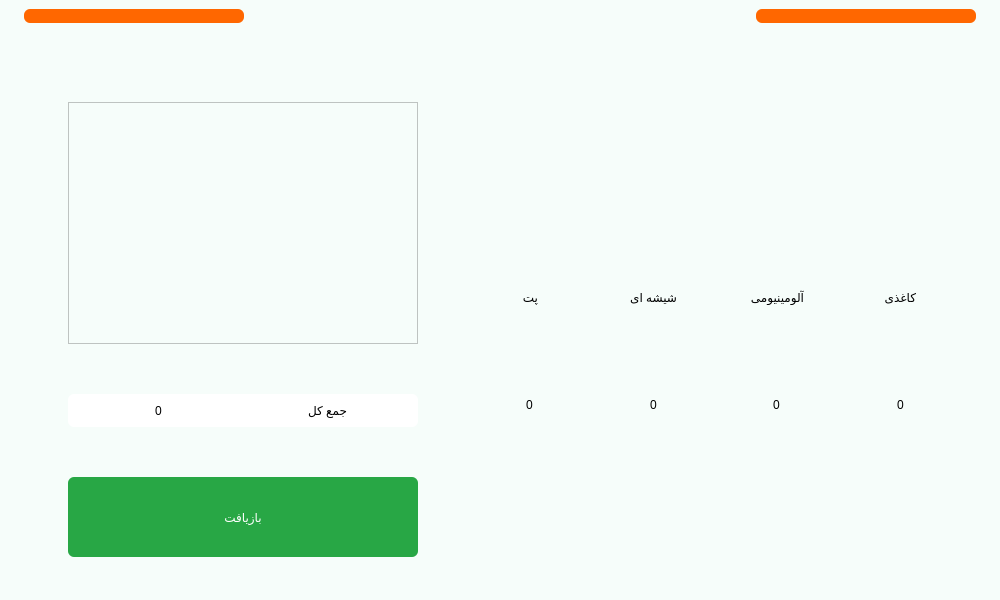
This is main.ui in Farazist/raspberrypi-app as Qt 5 draws it before an edit. The edited form follows.
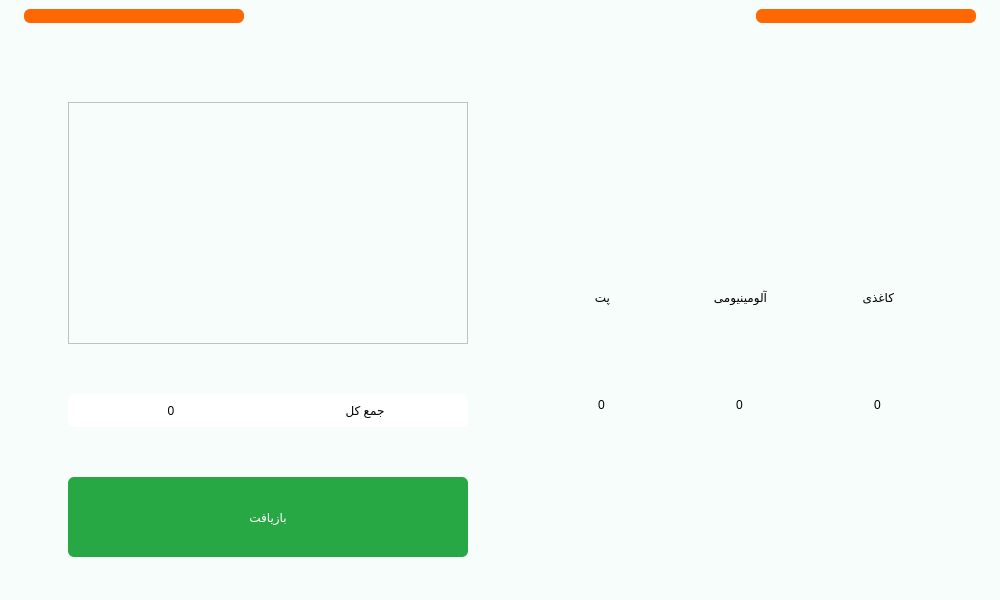
This is the edited form. The open tabs and pages were chosen to show the change. Icons and pictures are not drawn.

Commit message: delete glass from auto delivery page

Patch:
```diff
--- a/main.ui
+++ b/main.ui
@@ -883,7 +883,7 @@
           </property>
           <item>
            <layout class="QVBoxLayout" name="verticalLayout_31">
-            <item alignment="Qt::AlignHCenter">
+            <item>
              <widget class="QLabel" name="lbl_auto_selected_item">
               <property name="maximumSize">
                <size>
@@ -906,7 +906,7 @@
               </property>
              </widget>
             </item>
-            <item alignment="Qt::AlignHCenter">
+            <item>
              <widget class="QListWidget" name="list_auto_delivery_items">
               <property name="sizePolicy">
                <sizepolicy hsizetype="Expanding" vsizetype="Expanding">
@@ -916,13 +916,13 @@
               </property>
               <property name="minimumSize">
                <size>
-                <width>350</width>
+                <width>200</width>
                 <height>0</height>
                </size>
               </property>
               <property name="maximumSize">
                <size>
-                <width>16777215</width>
+                <width>400</width>
                 <height>16777215</height>
                </size>
               </property>
@@ -957,7 +957,7 @@
               </property>
               <property name="maximumSize">
                <size>
-                <width>350</width>
+                <width>400</width>
                 <height>80</height>
                </size>
               </property>
@@ -1014,7 +1014,7 @@
               </property>
               <property name="maximumSize">
                <size>
-                <width>350</width>
+                <width>400</width>
                 <height>80</height>
                </size>
               </property>
@@ -1046,13 +1046,13 @@
              <enum>QLayout::SetDefaultConstraint</enum>
             </property>
             <property name="leftMargin">
-             <number>5</number>
+             <number>20</number>
             </property>
             <property name="topMargin">
              <number>100</number>
             </property>
             <property name="rightMargin">
-             <number>5</number>
+             <number>20</number>
             </property>
             <property name="bottomMargin">
              <number>100</number>
@@ -1063,18 +1063,18 @@
             <property name="verticalSpacing">
              <number>5</number>
             </property>
-            <item row="3" column="3" alignment="Qt::AlignHCenter|Qt::AlignVCenter">
-             <widget class="QLabel" name="lbl_num_category_2">
+            <item row="2" column="3" alignment="Qt::AlignHCenter|Qt::AlignVCenter">
+             <widget class="QLabel" name="lbl_txt_category_3">
               <property name="styleSheet">
-               <string notr="true">font: 87 32pt &quot;IRANSansFaNum Black&quot;;
+               <string notr="true">font: 18pt &quot;IRANSans&quot;;
 color:#000000;</string>
               </property>
               <property name="text">
-               <string>0</string>
+               <string>آلومینیومی</string>
               </property>
              </widget>
             </item>
-            <item row="1" column="4" alignment="Qt::AlignHCenter|Qt::AlignVCenter">
+            <item row="1" column="3" alignment="Qt::AlignHCenter|Qt::AlignVCenter">
              <widget class="QLabel" name="lbl_pixmap_category_3">
               <property name="text">
                <string/>
@@ -1090,6 +1090,61 @@
               </property>
              </widget>
             </item>
+            <item row="3" column="4" alignment="Qt::AlignHCenter|Qt::AlignVCenter">
+             <widget class="QLabel" name="lbl_num_category_4">
+              <property name="styleSheet">
+               <string notr="true">font: 87 32pt &quot;IRANSansFaNum Black&quot;;
+color:#000000;</string>
+              </property>
+              <property name="text">
+               <string>0</string>
+              </property>
+             </widget>
+            </item>
+            <item row="2" column="2" alignment="Qt::AlignHCenter|Qt::AlignVCenter">
+             <widget class="QLabel" name="lbl_txt_category_1">
+              <property name="styleSheet">
+               <string notr="true">font: 18pt &quot;IRANSans&quot;;
+color:#000000;</string>
+              </property>
+              <property name="text">
+               <string>پت</string>
+              </property>
+             </widget>
+            </item>
+            <item row="3" column="2" alignment="Qt::AlignHCenter|Qt::AlignVCenter">
+             <widget class="QLabel" name="lbl_num_category_1">
+              <property name="styleSheet">
+               <string notr="true">font: 87 32pt &quot;IRANSansFaNum Black&quot;;
+color:#000000;</string>
+              </property>
+              <property name="text">
+               <string>0</string>
+              </property>
+             </widget>
+            </item>
+            <item row="2" column="4" alignment="Qt::AlignHCenter|Qt::AlignVCenter">
+             <widget class="QLabel" name="lbl_txt_category_4">
+              <property name="styleSheet">
+               <string notr="true">font: 18pt &quot;IRANSans&quot;;
+color:#000000;</string>
+              </property>
+              <property name="text">
+               <string>کاغذی</string>
+              </property>
+             </widget>
+            </item>
+            <item row="3" column="3" alignment="Qt::AlignHCenter|Qt::AlignVCenter">
+             <widget class="QLabel" name="lbl_num_category_3">
+              <property name="styleSheet">
+               <string notr="true">font: 87 32pt &quot;IRANSansFaNum Black&quot;;
+color:#000000;</string>
+              </property>
+              <property name="text">
+               <string>0</string>
+              </property>
+             </widget>
+            </item>
             <item row="1" column="2" alignment="Qt::AlignHCenter|Qt::AlignVCenter">
              <widget class="QLabel" name="lbl_pixmap_category_1">
               <property name="maximumSize">
@@ -1121,29 +1176,7 @@
               </property>
              </widget>
             </item>
-            <item row="3" column="5" alignment="Qt::AlignHCenter|Qt::AlignVCenter">
-             <widget class="QLabel" name="lbl_num_category_4">
-              <property name="styleSheet">
-               <string notr="true">font: 87 32pt &quot;IRANSansFaNum Black&quot;;
-color:#000000;</string>
-              </property>
-              <property name="text">
-               <string>0</string>
-              </property>
-             </widget>
-            </item>
-            <item row="3" column="4" alignment="Qt::AlignHCenter|Qt::AlignVCenter">
-             <widget class="QLabel" name="lbl_num_category_3">
-              <property name="styleSheet">
-               <string notr="true">font: 87 32pt &quot;IRANSansFaNum Black&quot;;
-color:#000000;</string>
-              </property>
-              <property name="text">
-               <string>0</string>
-              </property>
-             </widget>
-            </item>
-            <item row="1" column="5" alignment="Qt::AlignHCenter|Qt::AlignVCenter">
+            <item row="1" column="4" alignment="Qt::AlignHCenter|Qt::AlignVCenter">
              <widget class="QLabel" name="lbl_pixmap_category_4">
               <property name="frameShape">
                <enum>QFrame::NoFrame</enum>
@@ -1168,83 +1201,6 @@
               </property>
              </widget>
             </item>
-            <item row="3" column="2" alignment="Qt::AlignHCenter|Qt::AlignVCenter">
-             <widget class="QLabel" name="lbl_num_category_1">
-              <property name="styleSheet">
-               <string notr="true">font: 87 32pt &quot;IRANSansFaNum Black&quot;;
-color:#000000;</string>
-              </property>
-              <property name="text">
-               <string>0</string>
-              </property>
-             </widget>
-            </item>
-            <item row="2" column="2" alignment="Qt::AlignHCenter|Qt::AlignVCenter">
-             <widget class="QLabel" name="lbl_txt_category_1">
-              <property name="styleSheet">
-               <string notr="true">font: 18pt &quot;IRANSans&quot;;
-color:#000000;</string>
-              </property>
-              <property name="text">
-               <string>پت</string>
-              </property>
-             </widget>
-            </item>
-            <item row="2" column="5" alignment="Qt::AlignHCenter|Qt::AlignVCenter">
-             <widget class="QLabel" name="lbl_txt_category_4">
-              <property name="styleSheet">
-               <string notr="true">font: 18pt &quot;IRANSans&quot;;
-color:#000000;</string>
-              </property>
-              <property name="text">
-               <string>کاغذی</string>
-              </property>
-             </widget>
-            </item>
-            <item row="2" column="4" alignment="Qt::AlignHCenter|Qt::AlignVCenter">
-             <widget class="QLabel" name="lbl_txt_category_3">
-              <property name="styleSheet">
-               <string notr="true">font: 18pt &quot;IRANSans&quot;;
-color:#000000;</string>
-              </property>
-              <property name="text">
-               <string>آلومینیومی</string>
-              </property>
-             </widget>
-            </item>
-            <item row="1" column="3" alignment="Qt::AlignHCenter|Qt::AlignVCenter">
-             <widget class="QLabel" name="lbl_pixmap_category_2">
-              <property name="maximumSize">
-               <size>
-                <width>16777215</width>
-                <height>16777215</height>
-               </size>
-              </property>
-              <property name="text">
-               <string/>
-              </property>
-              <property name="pixmap">
-               <pixmap>images/item/category2.png</pixmap>
-              </property>
-              <property name="scaledContents">
-               <bool>true</bool>
-              </property>
-              <property name="alignment">
-               <set>Qt::AlignCenter</set>
-              </property>
-             </widget>
-            </item>
-            <item row="2" column="3" alignment="Qt::AlignHCenter|Qt::AlignVCenter">
-             <widget class="QLabel" name="lbl_txt_category_2">
-              <property name="styleSheet">
-               <string notr="true">font: 18pt &quot;IRANSans&quot;;
-color:#000000;</string>
-              </property>
-              <property name="text">
-               <string>شیشه ای</string>
-              </property>
-             </widget>
-            </item>
            </layout>
           </item>
          </layout>
```
Left out of the diff: 2 changed lines with no effect on the pictures. The commit also changes 2 other files.
